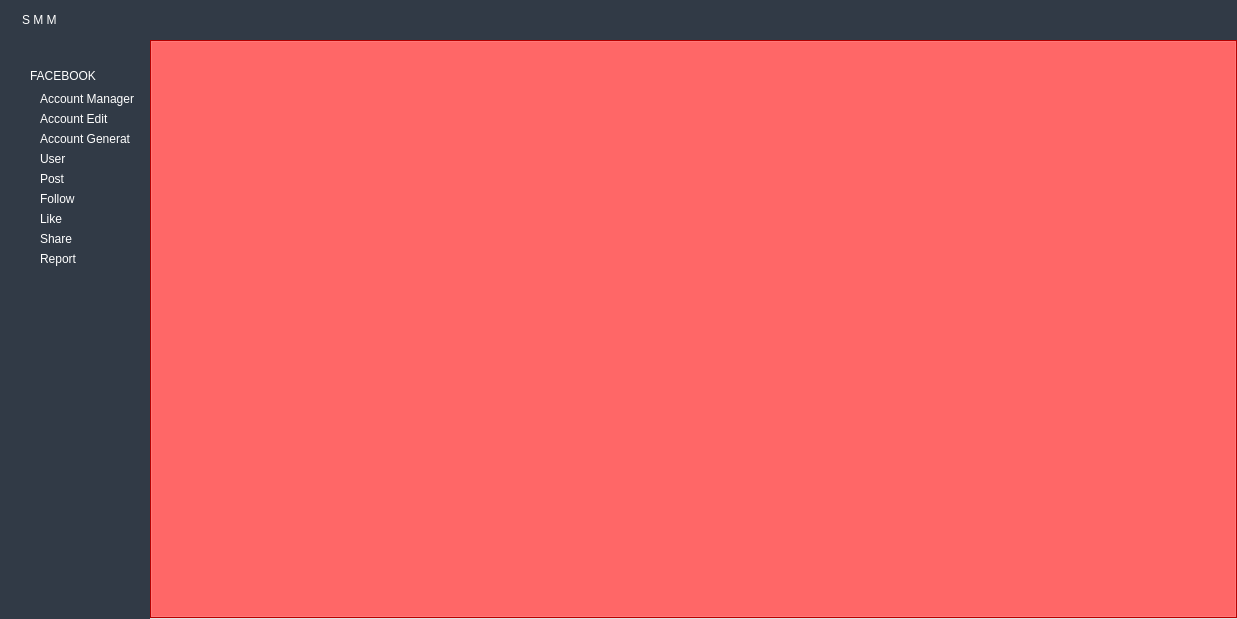
Above: ui/main.ui from kreemkhaled112/GUI before the change. Below: the same form after it.
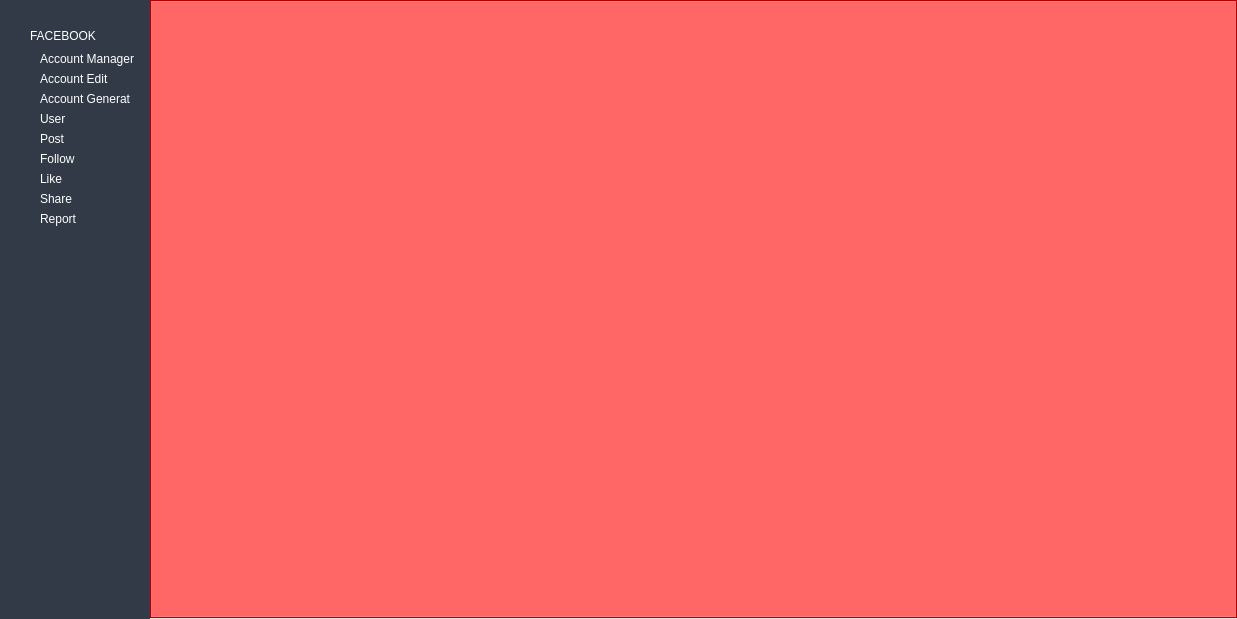
That is the form after the change. Icons and pictures are not drawn.

The edit to the form file:
```diff
--- a/ui/main.ui
+++ b/ui/main.ui
@@ -64,93 +64,6 @@
     <property name="bottomMargin">
      <number>0</number>
     </property>
-    <item>
-     <widget class="QWidget" name="widget_tab" native="true">
-      <layout class="QHBoxLayout" name="horizontalLayout_2">
-       <item>
-        <layout class="QHBoxLayout" name="horizontalLayout">
-         <item>
-          <widget class="QLabel" name="label_3">
-           <property name="text">
-            <string/>
-           </property>
-           <property name="pixmap">
-            <pixmap resource="../static/resource.qrc">:/icon/icon/logo.ico</pixmap>
-           </property>
-          </widget>
-         </item>
-         <item>
-          <widget class="QLabel" name="label_4">
-           <property name="text">
-            <string>S M M</string>
-           </property>
-          </widget>
-         </item>
-        </layout>
-       </item>
-       <item>
-        <spacer name="horizontalSpacer">
-         <property name="orientation">
-          <enum>Qt::Horizontal</enum>
-         </property>
-         <property name="sizeHint" stdset="0">
-          <size>
-           <width>975</width>
-           <height>20</height>
-          </size>
-         </property>
-        </spacer>
-       </item>
-       <item>
-        <widget class="QPushButton" name="Minimize">
-         <property name="text">
-          <string/>
-         </property>
-         <property name="icon">
-          <iconset resource="../static/resource.qrc">
-           <normaloff>:/icon/icon/minimize.png</normaloff>:/icon/icon/minimize.png</iconset>
-         </property>
-         <property name="flat">
-          <bool>true</bool>
-         </property>
-        </widget>
-       </item>
-       <item>
-        <widget class="QPushButton" name="Maximize">
-         <property name="text">
-          <string/>
-         </property>
-         <property name="icon">
-          <iconset resource="../static/resource.qrc">
-           <normaloff>:/icon/icon/Maximize.png</normaloff>:/icon/icon/Maximize.png</iconset>
-         </property>
-         <property name="flat">
-          <bool>true</bool>
-         </property>
-        </widget>
-       </item>
-       <item>
-        <widget class="QPushButton" name="Close">
-         <property name="styleSheet">
-          <string notr="true">QPushButton:hover {
-	color: rgb(255, 26, 26);
-}</string>
-         </property>
-         <property name="text">
-          <string/>
-         </property>
-         <property name="icon">
-          <iconset resource="../static/resource.qrc">
-           <normaloff>:/icon/icon/close.png</normaloff>:/icon/icon/close.png</iconset>
-         </property>
-         <property name="flat">
-          <bool>true</bool>
-         </property>
-        </widget>
-       </item>
-      </layout>
-     </widget>
-    </item>
     <item>
      <widget class="QWidget" name="widget_6" native="true">
       <layout class="QGridLayout" name="gridLayout_3">
@@ -313,7 +226,7 @@
                <x>0</x>
                <y>0</y>
                <width>120</width>
-               <height>577</height>
+               <height>619</height>
               </rect>
              </property>
              <layout class="QGridLayout" name="gridLayout_2">
```
Left out of the diff: 35 changed lines with no effect on the pictures.
